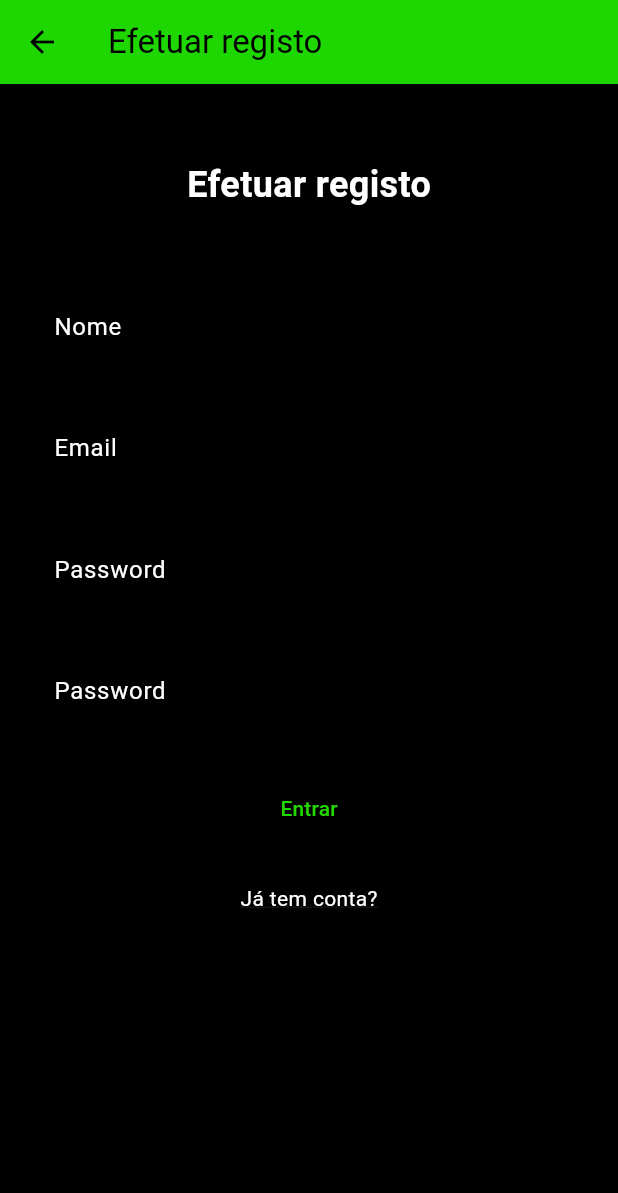
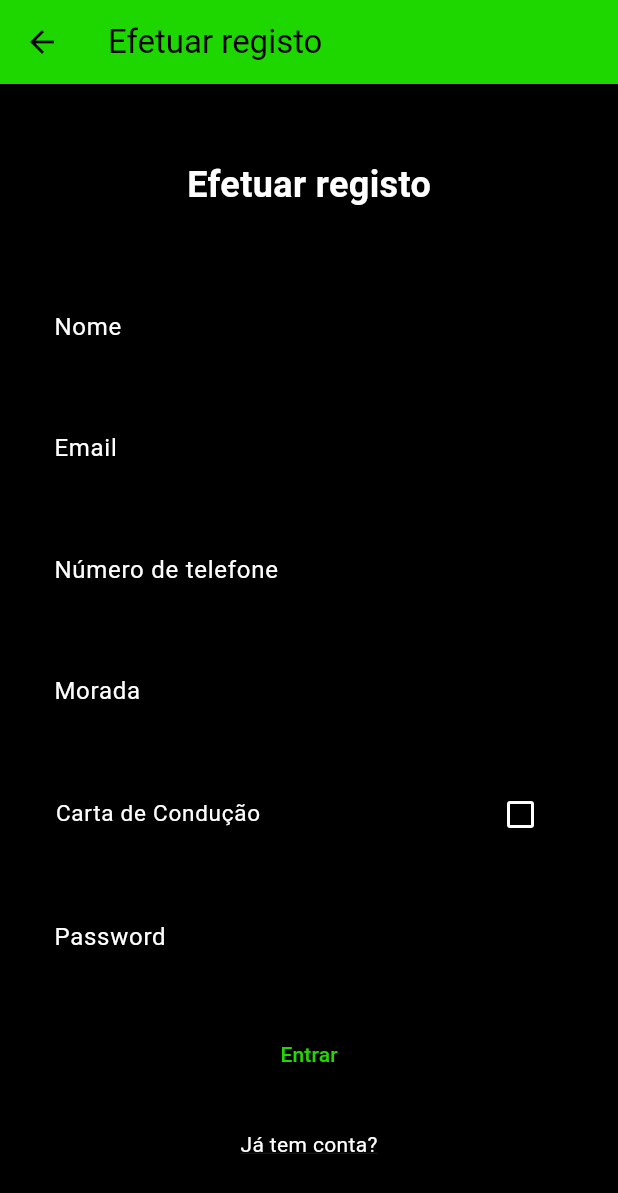
Before and after one commit to BIGTOST/PI4-Olisipo, a Flutter app: the RouteRegister screen opened by its route, on a phone screen of 412 x 824 dp. Shown: the top 1193 px of the screen. Run offline on Flutter 3.47's test engine with Material 3 defaults, Android fonts, the phone set to English and light mode, and no system bars; our stand-ins replace file_picker, flutter_secure_storage; accounts and stored records are empty; network calls fail.

Commit message:
Revert "update mobile"
This reverts commit bd9f8d9f4b2210b685eea4cd3dc6541a2e7a084d.

```diff
--- a/mobile/lib/class.global.dart
+++ b/mobile/lib/class.global.dart
@@ -58,6 +58,4 @@ class Vars {
   static const String routePortalExpense = 'Despesas';
   static const String routePortalMeeting = 'Reuniões';
   static const String routeDashboard = 'Dashboard';
-   static const String routeProfileTitle = 'Perfil';
-  static const String routeProfileEditTitle = 'Editar Perfil';
 }
--- a/mobile/lib/main.dart
+++ b/mobile/lib/main.dart
@@ -32,7 +32,7 @@ return ChangeNotifierProvider(
         routes: {
           '/landing': (context) => const RouteLanding(),
           '/login': (context) => const RouteLogin(),
-          '/register': (context) => const RouteRegister(),
+           '/register': (context) => const RouteRegister(),
           '/recover': (context) => const RouteRecover(),
           '/portal': (context) => const RoutePortal(),
         });
--- a/mobile/lib/route.login.dart
+++ b/mobile/lib/route.login.dart
@@ -63,7 +63,7 @@ class _Page extends State<RouteLogin> {
                       user.text; // Access username from the controller
                   String password = pass.text;
                   s.login(context, username, password,
-                      "http://mktiagoandre.ddns.net:8080/user/login");
+                      "https://backend-w7pc.onrender.com/user/login");
                 },
                 style: ElevatedButton.styleFrom(
                     minimumSize: const Size(double.infinity, 50)),
--- a/mobile/lib/route.profile.edit.dart
+++ b/mobile/lib/route.profile.edit.dart
@@ -1,5 +1,5 @@
 import 'package:flutter/material.dart';
-import 'package:adm23194/class.global.dart';
+import 'class.global.dart';
 import 'server/server.user.data.dart' as s;
 
 class RouteProfileEdit extends StatefulWidget {
--- a/mobile/lib/route.register.dart
+++ b/mobile/lib/route.register.dart
@@ -13,7 +13,8 @@ class _Page extends State<RouteRegister> {
   bool driver = false;
   TextEditingController user = TextEditingController();
   TextEditingController mail = TextEditingController();
-  TextEditingController confirmPass = TextEditingController();
+  TextEditingController phone = TextEditingController();
+  TextEditingController address = TextEditingController();
   TextEditingController pass = TextEditingController();
 
   @override
@@ -39,7 +40,6 @@ class _Page extends State<RouteRegister> {
                     ),
                   ),
                   const SizedBox(height: 50.0), // spacer
-                  //user fild
                   TextField(
                     controller: user,
                     decoration: const InputDecoration(
@@ -49,7 +49,6 @@ class _Page extends State<RouteRegister> {
                     ),
                   ),
                   const SizedBox(height: 25.0), // spacer
-                  //mail fild
                   TextField(
                     controller: mail,
                     decoration: const InputDecoration(
@@ -61,7 +60,42 @@ class _Page extends State<RouteRegister> {
                     ),
                   ),
                   const SizedBox(height: 25.0), // spacer
-                  // spacer
+                  TextField(
+                    controller: phone,
+                    decoration: const InputDecoration(
+                      enabledBorder: OutlineInputBorder(),
+                      labelText: Vars.routeRegisterPhone,
+                      focusedBorder: OutlineInputBorder(),
+                    ),
+                  ),
+                  const SizedBox(height: 25.0), // spacer
+                  TextField(
+                    controller: address,
+                    decoration: const InputDecoration(
+                      enabledBorder: OutlineInputBorder(),
+                      labelText: Vars.routeRegisterAddress,
+                      focusedBorder: OutlineInputBorder(),
+                    ),
+                  ),
+                  const SizedBox(height: 25.0), // spacer
+                  CheckboxListTile(
+                    title: const Text(
+                      Vars.routeRegisterDriver,
+                      style: TextStyle(fontSize: 15.0),
+                    ),
+                    shape: RoundedRectangleBorder(
+                      borderRadius: BorderRadius.circular(5.0), // Optionally
+                      side: const BorderSide(color: AppColors.colorBlack),
+                    ),
+                    value: driver,
+                    onChanged: (bool? value) {
+                      setState(() {
+                        driver =
+                            value ?? false; // Update the value of _isChecked
+                      });
+                    },
+                  ),
+                  const SizedBox(height: 25.0), // spacer
                   TextField(
                     controller: pass,
                     decoration: const InputDecoration(
@@ -74,53 +108,23 @@ class _Page extends State<RouteRegister> {
                     obscureText: true,
                   ),
                   const SizedBox(height: 25.0), // spacer
-                  TextField(
-                    controller: confirmPass,
-                    decoration: const InputDecoration(
-                      enabledBorder: OutlineInputBorder(
-                        borderSide: BorderSide(color: AppColors.colorBlack),
-                      ),
-                      labelText: Vars.routeRegisterPassword,
-                      focusedBorder: OutlineInputBorder(),
-                    ),
-                    obscureText: true,
-                  ),
-                  const SizedBox(height: 25.0), // spacer
                   ElevatedButton(
                     onPressed: () {
-                      if(user.text == ''){
-                        print('user vazio');
-                      }else if(mail.text == ''){
-                        print('email vazio');
-                      }else if(!RegExp(r"^[a-zA-Z0-9.a-zA-Z0-9.!#$%&'*+-/=?^_`{|}~]+@[a-zA-Z0-9]+\.[a-zA-Z]+").hasMatch(mail.text)){
-                        print('email not valid');
-                      }else if(pass.text == ''){
-                        print('password vazia');
-                      }else if(confirmPass.text == ''){
-                        print('preencha todos os campos');
-                      }else if(pass.text != confirmPass.text){
-                        print('password no match');
-                      }
-                      else{
-                        print(mail.text + '\n'+ user.text + '\n' + pass.text);
-                        String username = user.text;
-                        String email = mail.text;
-
-                        String password = pass.text;
-                        s.regist(
+                      String username = user.text;
+                      String email = mail.text;
+                      String phoneN = phone.text;
+                      String addr = address.text;
+                      bool driverL = driver;
+                      String password = pass.text;
+                      s.regist(
                           context,
                           username,
                           email,
+                          phoneN,
+                          addr,
+                          driverL,
                           password,
-                          "http://mktiagoandre.ddns.net:8080/user/regist"
-                        );
-                      }
-                      //print(user.text);
-                      //print(user.text);
-                      // if(){}
-                      // else{
-                      //
-                      // }
+                          "https://backend-w7pc.onrender.com/user/regist");
                     },
                     style: ElevatedButton.styleFrom(
                         minimumSize: const Size(double.infinity, 50)),
--- a/mobile/lib/server/server.dart
+++ b/mobile/lib/server/server.dart
@@ -4,7 +4,7 @@ import '../route.login.dart' as l;
 import 'package:flutter/material.dart';
 
 Future<void> fetchData() async {
-  var url = Uri.parse('http://mktiagoandre.ddns.net:8080/user');
+  var url = Uri.parse('https://backend-w7pc.onrender.com/user');
 
   // Making the GET request
   var response = await http.get(url);
```
Also changed, not shown: mobile/lib/server/server.user.handling.dart (+7 -3 lines), 5 other files.
